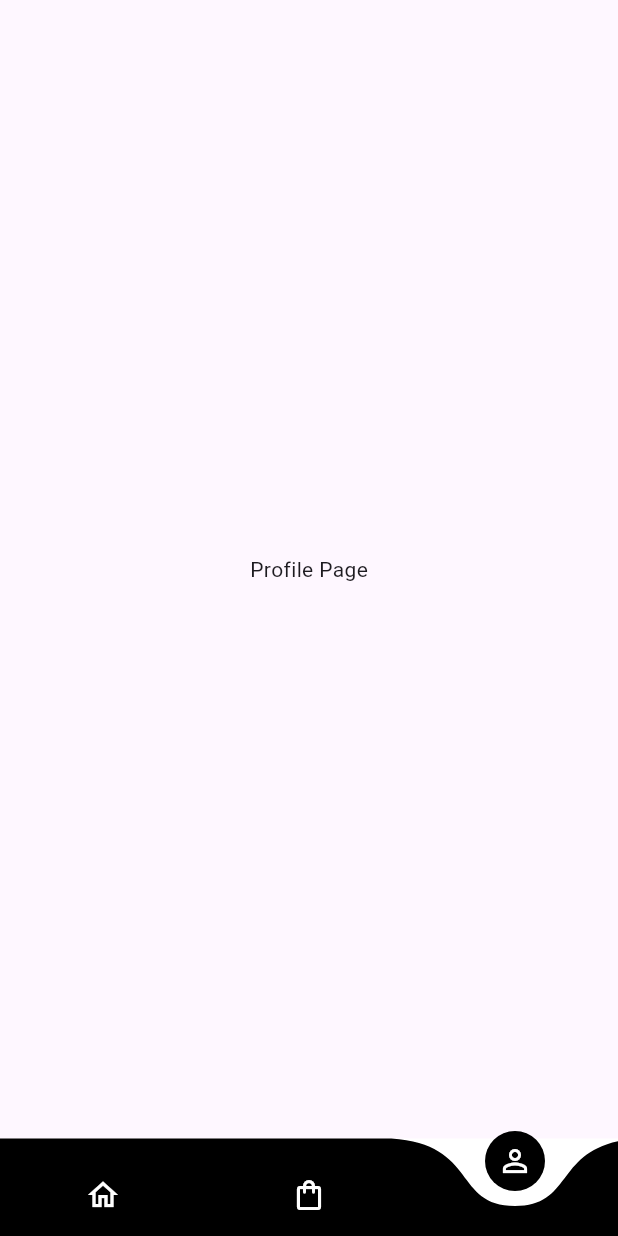
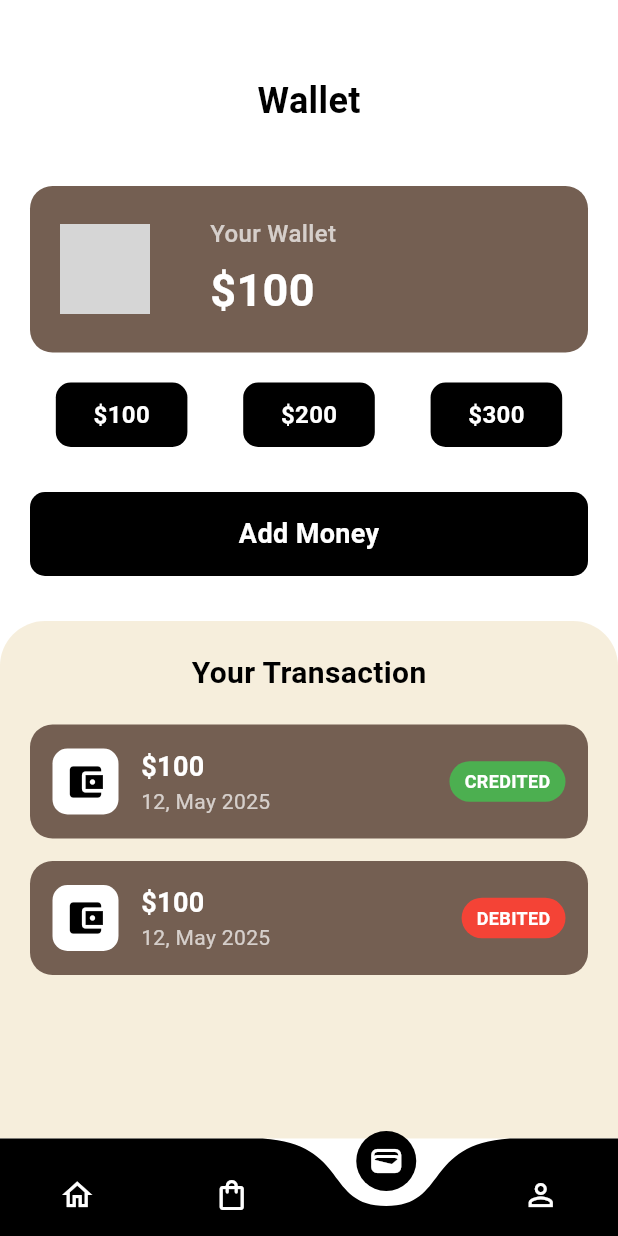
Before and after one commit to Alvinchisom/B-Store, a Flutter app: the screen it shows after launch, item 3 of the bottom bar chosen, on a phone screen of 412 x 824 dp. Run offline on Flutter 3.47's test engine with Material 3 defaults, Android fonts, the phone set to English and light mode, and no system bars; drawn by our look-alikes of curved_navigation_bar; our stand-ins replace cloud_firestore, firebase_auth, firebase_core, random_string, shared_preferences; accounts and stored records are empty; grey boxes are pictures that could not be loaded.

Commit message:
wallet page

```diff
--- a/lib/pages/bottom_nav.dart
+++ b/lib/pages/bottom_nav.dart
@@ -1,6 +1,7 @@
 import 'package:b_store/pages/Order.dart';
 import 'package:b_store/pages/Profile.dart';
 import 'package:b_store/pages/home.dart';
+import 'package:b_store/pages/wallet.dart';
 import 'package:curved_navigation_bar/curved_navigation_bar.dart';
 import 'package:flutter/material.dart';
 
@@ -17,6 +18,7 @@ class _BottomNavState extends State<BottomNav> {
   late List<Widget> pages;
   late Home homepage;
   late Order order;
+  late Wallet wallet;
   late Profile profile;
   late Widget currentPage;
 
@@ -24,8 +26,9 @@ class _BottomNavState extends State<BottomNav> {
   void initState() {
     homepage = Home();
     order = Order();
+    wallet = Wallet();
     profile = Profile();
-    pages = [homepage, order, profile];
+    pages = [homepage, order, wallet, profile];
     super.initState();
   }
 
@@ -52,6 +55,10 @@ class _BottomNavState extends State<BottomNav> {
               color: Colors.white,
             ),
             Icon(
+              Icons.wallet_outlined,
+              color: Colors.white,
+            ),
+            Icon(
               Icons.person_outline,
               color: Colors.white,
             )
--- a/lib/pages/detail_page.dart
+++ b/lib/pages/detail_page.dart
@@ -3,12 +3,13 @@ import 'package:b_store/widget/support_widget.dart';
 import 'package:b_store/pages/home.dart';
 
 class DetailPage extends StatefulWidget {
-  final String image, name, price;
+  final String image, name, price, detail;
   const DetailPage({
     super.key,
     required this.image,
     required this.name,
     required this.price,
+    required this.detail,
   });
 
   @override
@@ -30,21 +31,33 @@ class _DetailPageState extends State<DetailPage> {
             children: [
               Stack(
                 children: [
-                  Image.asset(
-                    widget.image,
-                    height: MediaQuery.of(context).size.height / 1.5,
-                    width: MediaQuery.of(context).size.width,
-                    fit: BoxFit.cover,
-                  ),
+                  widget.image.isNotEmpty
+                      ? Image.network(
+                          widget.image,
+                          height: MediaQuery.of(context).size.height / 1.5,
+                          width: MediaQuery.of(context).size.width,
+                          fit: BoxFit.cover,
+                          errorBuilder: (context, error, stackTrace) =>
+                              Container(
+                                height:
+                                    MediaQuery.of(context).size.height / 1.5,
+                                width: MediaQuery.of(context).size.width,
+                                color: Colors.grey[200],
+                                child: const Icon(Icons.broken_image, size: 50),
+                              ),
+                        )
+                      : Container(
+                          height: MediaQuery.of(context).size.height / 1.5,
+                          width: MediaQuery.of(context).size.width,
+                          color: Colors.grey[200],
+                          child: const Icon(Icons.image, size: 50),
+                        ),
                   Positioned(
                     top: 50,
                     left: 20,
                     child: GestureDetector(
                       onTap: () {
-                        Navigator.push(
-                          context,
-                          MaterialPageRoute(builder: (context) => Home()),
-                        );
+                        Navigator.pop(context);
                       },
                       child: Container(
                         padding: EdgeInsets.all(10),
@@ -98,7 +111,7 @@ class _DetailPageState extends State<DetailPage> {
                     ),
                     SizedBox(height: 10.0),
                     Text(
-                      "This is a premium product made with high-quality materials. It features a modern design that is perfect for any occasion. Comfortable, stylish, and durable.",
+                      widget.detail,
                       style: TextStyle(
                         color: Colors.black54,
                         fontSize: 16,
--- a/lib/pages/home.dart
+++ b/lib/pages/home.dart
@@ -59,6 +59,7 @@ class _HomeState extends State<Home> {
                       image: ds["Image"] ?? "",
                       name: ds["Name"] ?? "Product Name",
                       price: "\$${ds["Price"] ?? "0"}",
+                      detail: ds["Detail"] ?? "",
                     ),
                   ),
                 );
@@ -81,7 +82,9 @@ class _HomeState extends State<Home> {
                               width: 160,
                               fit: BoxFit.cover,
                               errorBuilder: (context, error, stackTrace) =>
-                                  const Center(child: Icon(Icons.broken_image, size: 50)),
+                                  const Center(
+                                    child: Icon(Icons.broken_image, size: 50),
+                                  ),
                             )
                           : const Center(child: Icon(Icons.image, size: 50)),
                     ),
@@ -110,10 +113,29 @@ class _HomeState extends State<Home> {
                             ),
                             Text(
                               "\$${ds["Price"] ?? "0"}",
-                              style: AppWidget.boldTextstyle(14, Colors.white70),
+                              style: AppWidget.boldTextstyle(
+                                14,
+                                Colors.white70,
+                              ),
                               textAlign: TextAlign.center,
                             ),
                           ],
+                        ),
+                      ),
+                    ),
+                    Positioned(
+                      top: 10,
+                      right: 10,
+                      child: Container(
+                        padding: const EdgeInsets.all(6),
+                        decoration: BoxDecoration(
+                          color: Colors.white.withOpacity(0.8),
+                          shape: BoxShape.circle,
+                        ),
+                        child: const Icon(
+                          Icons.arrow_forward_ios,
+                          color: Colors.black,
+                          size: 14,
                         ),
                       ),
                     ),
@@ -241,10 +263,7 @@ class _HomeState extends State<Home> {
                 style: AppWidget.boldTextstyle(22, Colors.black),
               ),
               const SizedBox(height: 15.0),
-              SizedBox(
-                height: 160,
-                child: allProduct(),
-              ),
+              SizedBox(height: 160, child: allProduct()),
             ],
           ),
         ),
--- /dev/null
+++ b/lib/pages/wallet.dart
@@ -0,0 +1,239 @@
+import 'package:flutter/material.dart';
+import 'package:b_store/widget/support_widget.dart';
+
+class Wallet extends StatefulWidget {
+  const Wallet({super.key});
+
+  @override
+  State<Wallet> createState() => _WalletState();
+}
+
+class _WalletState extends State<Wallet> {
+  Widget _buildAmountButton(String amount) {
+    return Container(
+      padding: const EdgeInsets.symmetric(vertical: 10.0, horizontal: 25.0),
+      decoration: BoxDecoration(
+        color: Colors.black,
+        borderRadius: BorderRadius.circular(10),
+      ),
+      child: Text(
+        "\$$amount",
+        style: const TextStyle(
+          color: Colors.white,
+          fontSize: 16,
+          fontWeight: FontWeight.bold,
+        ),
+      ),
+    );
+  }
+
+  Widget _buildTransactionItem(String amount, String date, bool isCredit) {
+    return Container(
+      margin: const EdgeInsets.only(bottom: 15.0, left: 20.0, right: 20.0),
+      padding: const EdgeInsets.all(15.0),
+      decoration: BoxDecoration(
+        color: const Color.fromARGB(255, 116, 95, 82), // Theme brown color
+        borderRadius: BorderRadius.circular(15),
+      ),
+      child: Row(
+        children: [
+          // Icon
+          Container(
+            padding: const EdgeInsets.all(8.0),
+            decoration: BoxDecoration(
+              color: Colors.white,
+              borderRadius: BorderRadius.circular(10),
+            ),
+            child: const Icon(
+              Icons.account_balance_wallet,
+              color: Colors.black,
+              size: 28,
+            ),
+          ),
+          const SizedBox(width: 15.0),
+          Column(
+            crossAxisAlignment: CrossAxisAlignment.start,
+            children: [
+              Text(
+                amount,
+                style: const TextStyle(
+                  color: Colors.white,
+                  fontSize: 18,
+                  fontWeight: FontWeight.bold,
+                ),
+              ),
+              Text(
+                date,
+                style: const TextStyle(color: Colors.white70, fontSize: 14),
+              ),
+            ],
+          ),
+          const Spacer(),
+          Container(
+            padding: const EdgeInsets.symmetric(
+              vertical: 5.0,
+              horizontal: 10.0,
+            ),
+            decoration: BoxDecoration(
+              color: isCredit ? Colors.green : Colors.red,
+              borderRadius: BorderRadius.circular(20),
+            ),
+            child: Text(
+              isCredit ? "CREDITED" : "DEBITED",
+              style: const TextStyle(
+                color: Colors.white,
+                fontSize: 12,
+                fontWeight: FontWeight.bold,
+              ),
+            ),
+          ),
+        ],
+      ),
+    );
+  }
+
+  @override
+  Widget build(BuildContext context) {
+    return Scaffold(
+      backgroundColor: Colors.white,
+      body: SingleChildScrollView(
+        child: Container(
+          margin: const EdgeInsets.only(top: 50.0),
+          child: Column(
+            crossAxisAlignment: CrossAxisAlignment.center,
+            children: [
+              // Header
+              Container(
+                padding: const EdgeInsets.only(bottom: 10.0),
+                child: Center(
+                  child: Text(
+                    "Wallet",
+                    style: AppWidget.boldTextstyle(24.0, Colors.black),
+                  ),
+                ),
+              ),
+              const SizedBox(height: 30.0),
+
+              // Wallet Card
+              Container(
+                margin: const EdgeInsets.symmetric(horizontal: 20.0),
+                padding: const EdgeInsets.symmetric(
+                  vertical: 20.0,
+                  horizontal: 20.0,
+                ),
+                width: MediaQuery.of(context).size.width,
+                decoration: BoxDecoration(
+                  color: const Color.fromARGB(
+                    255,
+                    116,
+                    95,
+                    82,
+                  ), // Dark brown matching theme
+                  borderRadius: BorderRadius.circular(15),
+                ),
+                child: Row(
+                  children: [
+                    Image.asset(
+                      "image/wallet.png",
+                      height: 60,
+                      width: 60,
+                      fit: BoxFit.cover,
+                      errorBuilder: (context, error, stackTrace) => const Icon(
+                        Icons.account_balance_wallet_outlined,
+                        size: 60,
+                        color: Colors.white,
+                      ),
+                    ),
+                    const SizedBox(width: 40.0),
+                    Column(
+                      crossAxisAlignment: CrossAxisAlignment.start,
+                      children: [
+                        const Text(
+                          "Your Wallet",
+                          style: TextStyle(
+                            color: Colors.white70,
+                            fontSize: 16,
+                            fontWeight: FontWeight.w500,
+                          ),
+                        ),
+                        const SizedBox(height: 5.0),
+                        const Text(
+                          "\$100",
+                          style: TextStyle(
+                            color: Colors.white,
+                            fontSize: 30,
+                            fontWeight: FontWeight.bold,
+                          ),
+                        ),
+                      ],
+                    ),
+                  ],
+                ),
+              ),
+              const SizedBox(height: 20.0),
+
+              // Quick Amounts
+              Row(
+                mainAxisAlignment: MainAxisAlignment.spaceEvenly,
+                children: [
+                  _buildAmountButton("100"),
+                  _buildAmountButton("200"),
+                  _buildAmountButton("300"),
+                ],
+              ),
+              const SizedBox(height: 30.0),
+
+              // Add Money Button
+              Container(
+                margin: const EdgeInsets.symmetric(horizontal: 20.0),
+                padding: const EdgeInsets.symmetric(vertical: 15.0),
+                width: MediaQuery.of(context).size.width,
+                decoration: BoxDecoration(
+                  color: Colors.black,
+                  borderRadius: BorderRadius.circular(10),
+                ),
+                child: const Center(
+                  child: Text(
+                    "Add Money",
+                    style: TextStyle(
+                      color: Colors.white,
+                      fontSize: 18,
+                      fontWeight: FontWeight.bold,
+                    ),
+                  ),
+                ),
+              ),
+              const SizedBox(height: 30.0),
+
+              // Transactions Section
+              Container(
+                width: MediaQuery.of(context).size.width,
+                padding: const EdgeInsets.symmetric(vertical: 20.0),
+                decoration: const BoxDecoration(
+                  color: Color(0xFFf6eedc), // Light tan background
+                  borderRadius: BorderRadius.only(
+                    topLeft: Radius.circular(30),
+                    topRight: Radius.circular(30),
+                  ),
+                ),
+                child: Column(
+                  children: [
+                    Text(
+                      "Your Transaction",
+                      style: AppWidget.boldTextstyle(20.0, Colors.black),
+                    ),
+                    const SizedBox(height: 20.0),
+                    _buildTransactionItem("\$100", "12, May 2025", true),
+                    _buildTransactionItem("\$100", "12, May 2025", false),
+                    // Add some bottom padding so scrolling works well
+                    const SizedBox(height: 80.0),
+                  ],
+                ),
+              ),
+            ],
+          ),
+        ),
+      ),
+    );
+  }
+}
```
